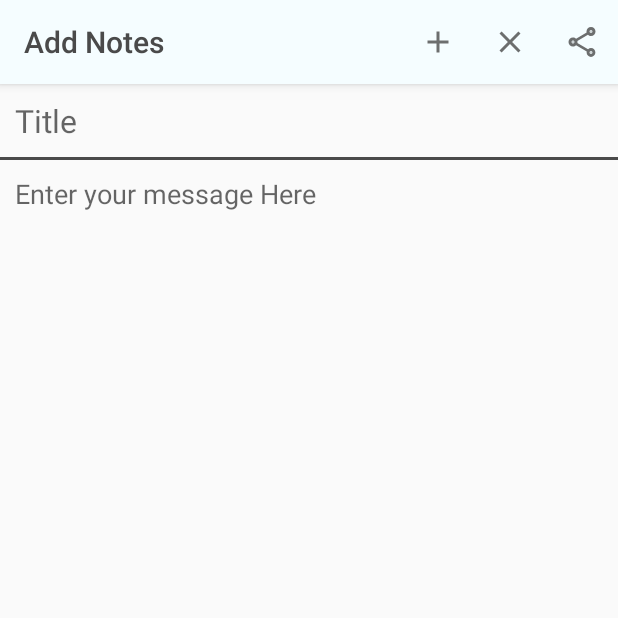
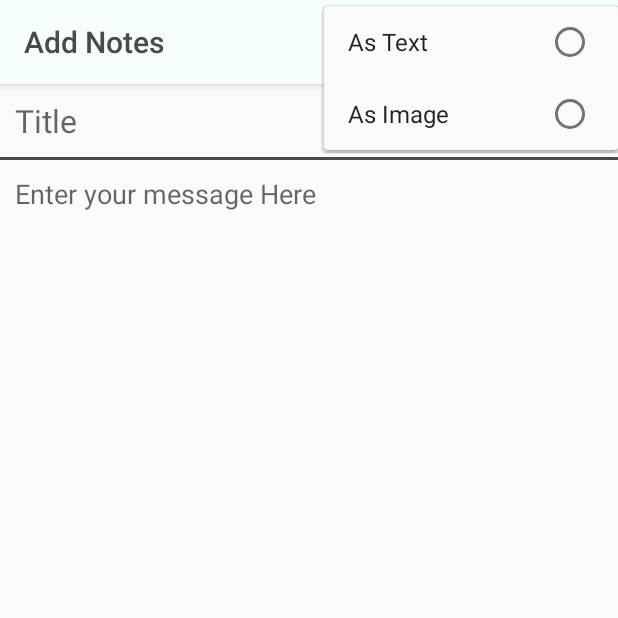
Before and after one commit to Kumar-Himanshu/notekar, an Android app: the AddNoteFragment screen opened through its navigation route, after a tap on "Share", on a phone screen of 412 x 824 dp, the top half of it. Run offline under Robolectric (Android 15) with nearby library versions, the phone set to English and light mode, and no system bars; our stand-ins replace Room's generated code, RxJava.

Commit message:
image sharing in progress

```diff
--- a/app/build.gradle
+++ b/app/build.gradle
@@ -52,6 +52,7 @@ dependencies {
     implementation 'androidx.navigation:navigation-fragment-ktx:2.3.0'
     implementation 'androidx.navigation:navigation-ui-ktx:2.3.0'
     implementation 'androidx.room:room-runtime:2.2.5'
+    implementation 'androidx.legacy:legacy-support-v4:1.0.0'
     kapt "androidx.room:room-compiler:2.2.5"
     //RxJava
     implementation "io.reactivex.rxjava2:rxandroid:2.1.1"
--- a/app/src/main/java/com/notekar/AddNoteFragment.kt
+++ b/app/src/main/java/com/notekar/AddNoteFragment.kt
@@ -54,6 +54,11 @@ class AddNoteFragment : AbstractNoteFragment() {
         }
     }
 
+    override fun sharePicture() {
+        val action = AddNoteFragmentDirections.actionSecondFragmentToFourthFragment(tvBody.text.toString())
+        findNavController().navigate(action)
+    }
+
     override fun onPrepareOptionsMenu(menu: Menu) {
         super.onPrepareOptionsMenu(menu)
         menu.findItem(R.id.action_delete).isVisible = false
--- a/app/src/main/java/com/notekar/EditNoteFragment.kt
+++ b/app/src/main/java/com/notekar/EditNoteFragment.kt
@@ -57,6 +57,11 @@ class EditNoteFragment : AbstractNoteFragment() {
         }
     }
 
+    override fun sharePicture() {
+        val action = EditNoteFragmentDirections.actionThirdFragmentToFourthFragment(tvBody.text.toString())
+        findNavController().navigate(action)
+    }
+
     override fun onPrepareOptionsMenu(menu: Menu) {
         super.onPrepareOptionsMenu(menu)
         menu.findItem(R.id.action_delete).isVisible = true
--- a/app/src/main/java/com/notekar/abstracted/AbstractNoteFragment.kt
+++ b/app/src/main/java/com/notekar/abstracted/AbstractNoteFragment.kt
@@ -1,16 +1,26 @@
 package com.notekar.abstracted
 
 import android.content.Intent
+import android.graphics.Bitmap
+import android.graphics.Bitmap.CompressFormat
+import android.net.Uri
 import android.os.Bundle
+import android.os.Environment
+import android.util.Log
 import android.view.LayoutInflater
 import android.view.MenuItem
 import android.view.View
 import android.view.ViewGroup
+import androidx.coordinatorlayout.widget.CoordinatorLayout
 import androidx.fragment.app.Fragment
 import com.notekar.R
 import com.notekar.R.color.app_base_color
 import com.notekar.interfaces.IOnBackPressed
 import kotlinx.android.synthetic.main.abstract_base_fragment.*
+import java.io.File
+import java.io.FileNotFoundException
+import java.io.FileOutputStream
+import java.io.IOException
 
 
 /**
@@ -24,6 +34,10 @@ abstract class AbstractNoteFragment : Fragment(),IOnBackPressed {
     abstract fun cancelData()
     abstract fun getScreenTitle(): Int
     abstract fun onBackPressedClicked(): Boolean
+    abstract fun sharePicture()
+
+    private lateinit var content: CoordinatorLayout
+    private lateinit var baseView: View
 
     override fun onCreateView(
         inflater: LayoutInflater, container: ViewGroup?,
@@ -32,7 +46,10 @@ abstract class AbstractNoteFragment : Fragment(),IOnBackPressed {
         // Inflate the layout for this fragment
         return inflater.inflate(R.layout.abstract_base_fragment, container, false)
     }
-
+    override fun onViewCreated(view: View, savedInstanceState: Bundle?) {
+        super.onViewCreated(view, savedInstanceState)
+        content = view.findViewById<CoordinatorLayout>(R.id.content)
+    }
     override fun onCreate(savedInstanceState: Bundle?) {
         super.onCreate(savedInstanceState)
         setHasOptionsMenu(true)
@@ -54,13 +71,17 @@ abstract class AbstractNoteFragment : Fragment(),IOnBackPressed {
                 saveData()
                 true
             }
-            R.id.action_share -> {
+            R.id.action_text -> {
                 shareViaText()
                 true
             }
             R.id.action_image -> {
+                sharePicture()
                 true
             }
+//            R.id.action_image -> {
+//                true
+//            }
             else -> super.onOptionsItemSelected(item)
         }
     }
@@ -74,6 +95,11 @@ abstract class AbstractNoteFragment : Fragment(),IOnBackPressed {
         startActivity(sendIntent)
     }
 
+    open fun takeScreenshot(): Bitmap? {
+        baseView = content.rootView
+        baseView.isDrawingCacheEnabled = true
+        return baseView.drawingCache
+    }
     override fun onBackPressed(): Boolean {
         return onBackPressedClicked()
     }
--- a/app/src/main/java/com/notekar/utils/Constants.kt
+++ b/app/src/main/java/com/notekar/utils/Constants.kt
@@ -1,4 +1,6 @@
 package com.notekar.utils
+
+import android.os.Environment
 
 
 /**
@@ -6,6 +8,8 @@ package com.notekar.utils
  * Copyright (c) 2020 USTech Solutions. All rights reserved.
  */
 object Constants {
+    val EXTERNAL_STORAGE_PATH =
+        Environment.getExternalStorageDirectory().toString() + "/Android/data/"
     const val tableName = "note_data"
     const val topic_title = "title"
     const val topic_body = "message"
--- a/app/src/main/res/layout/abstract_base_fragment.xml
+++ b/app/src/main/res/layout/abstract_base_fragment.xml
@@ -1,5 +1,6 @@
 <?xml version="1.0" encoding="utf-8"?>
 <androidx.coordinatorlayout.widget.CoordinatorLayout xmlns:android="http://schemas.android.com/apk/res/android"
+    android:id="@+id/content"
     android:layout_width="match_parent"
     android:layout_height="match_parent"
     android:orientation="vertical">
--- a/app/src/main/res/menu/menu_main.xml
+++ b/app/src/main/res/menu/menu_main.xml
@@ -26,19 +26,19 @@
         android:title="@string/action_share"
         android:icon="@drawable/ic_action_share"
         app:showAsAction="always">
-<!--        <menu>-->
-<!--            <group-->
-<!--                android:id="@+id/text_color_group"-->
-<!--                android:checkableBehavior="single">-->
-<!--                <item-->
-<!--                    android:id="@+id/action_text"-->
-<!--                    android:title="@string/action_text"-->
-<!--                    />-->
-<!--                <item-->
-<!--                    android:id="@+id/action_image"-->
-<!--                    android:title="@string/action_image"-->
-<!--                    />-->
-<!--            </group>-->
-<!--        </menu>-->
+        <menu>
+            <group
+                android:id="@+id/text_color_group"
+                android:checkableBehavior="single">
+                <item
+                    android:id="@+id/action_text"
+                    android:title="@string/action_text"
+                    />
+                <item
+                    android:id="@+id/action_image"
+                    android:title="@string/action_image"
+                    />
+            </group>
+        </menu>
     </item>
 </menu>
--- a/app/src/main/res/navigation/nav_graph.xml
+++ b/app/src/main/res/navigation/nav_graph.xml
@@ -26,6 +26,9 @@
         <action
             android:id="@+id/action_SecondFragment_to_FirstFragment"
             app:destination="@id/FirstFragment" />
+        <action
+            android:id="@+id/action_SecondFragment_to_FourthFragment"
+            app:destination="@id/FourthFragment" />
     </fragment>
     <fragment
         android:id="@+id/ThirdFragment"
@@ -35,9 +38,28 @@
         <action
             android:id="@+id/action_ThirdFragment_to_FirstFragment"
             app:destination="@id/FirstFragment" />
+
+        <action
+            android:id="@+id/action_ThirdFragment_to_FourthFragment"
+            app:destination="@id/FourthFragment" />
         <argument
             android:name="notes"
             app:argType="com.notekar.database.TextMessage" />
     </fragment>
+    <fragment
+        android:id="@+id/FourthFragment"
+        android:name="com.notekar.SharePictureFragment"
+        android:label="@string/action_share">
+
+        <action
+            android:id="@+id/action_FourthFragment_to_SecondFragment"
+            app:destination="@id/SecondFragment" />
+        <action
+            android:id="@+id/action_FourthFragment_to_ThirdFragment"
+            app:destination="@id/ThirdFragment" />
+        <argument
+            android:name="bitmap"
+            app:argType="string" />
+    </fragment>
 
 </navigation>
--- a/app/src/main/res/values/strings.xml
+++ b/app/src/main/res/values/strings.xml
@@ -25,4 +25,6 @@
     <string name="date_hint">Date</string>
     <string name="time_hint">Time</string>
     <string name="message_hint">Enter your message Here</string>
+    <!-- TODO: Remove or change this placeholder text -->
+    <string name="hello_blank_fragment">Hello blank fragment</string>
 </resources>
--- /dev/null
+++ b/app/src/main/res/xml/provider_paths.xml
@@ -0,0 +1,4 @@
+<?xml version="1.0" encoding="utf-8"?>
+<paths xmlns:android="http://schemas.android.com/apk/res/android">
+    <external-path name="external_files" path="."/>
+</paths>
```
Also changed, not shown: app/src/main/AndroidManifest.xml (+10 -0 lines), app/src/main/java/com/notekar/SharePictureFragment.kt (added, +125 -0 lines), app/src/main/res/layout/fragment_share_picture.xml (added, +16 -0 lines).
